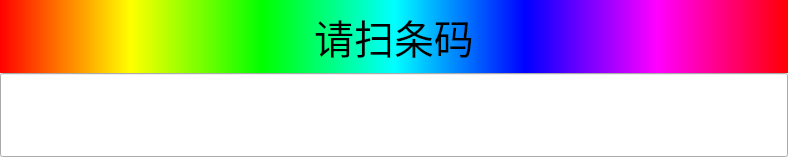
This is Lib/Detection/ScanCodeDlg.ui in silentcpp/HistoryProjects as Qt 5 draws it before an edit. The edited form follows.
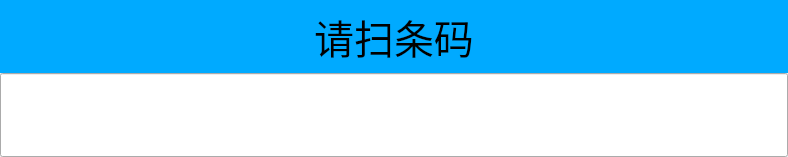
This is the edited form.

Diff of the .ui file:
```diff
--- a/Lib/Detection/ScanCodeDlg.ui
+++ b/Lib/Detection/ScanCodeDlg.ui
@@ -45,7 +45,7 @@
         </font>
        </property>
        <property name="styleSheet">
-        <string notr="true">background-color: qlineargradient(spread:pad, x1:0, y1:0, x2:1, y2:0, stop:0 rgba(255, 0, 0, 255), stop:0.166 rgba(255, 255, 0, 255), stop:0.333 rgba(0, 255, 0, 255), stop:0.5 rgba(0, 255, 255, 255), stop:0.666 rgba(0, 0, 255, 255), stop:0.833 rgba(255, 0, 255, 255), stop:1 rgba(255, 0, 0, 255));</string>
+        <string notr="true">background-color: rgb(0, 170, 255);</string>
        </property>
        <property name="text">
         <string>请扫条码</string>
```
Left out of the diff: 4 changed lines with no effect on the pictures.
